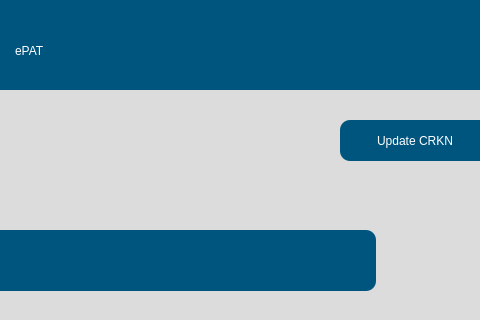
Qt form src/user_interface/english_settingsPage.ui (eppenney/eBook-Perpetual-Access-Rights-Tracker) before a commit; both pictures show x 525 to 1005 and y 0 to 320 of the 1183 by 877 pixel window.
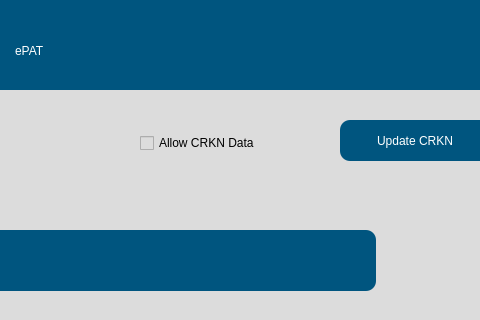
The same form after that commit. Icons and pictures are not drawn.

Commit message: Added allow_crkn tickbox, and adjusted settings_manager function for allow_crkn to correct naming difference

Diff of the .ui file:
```diff
--- a/src/user_interface/english_settingsPage.ui
+++ b/src/user_interface/english_settingsPage.ui
@@ -486,6 +486,23 @@
 }</string>
     </property>
    </widget>
+   <widget class="QCheckBox" name="allowCRKNData">
+    <property name="geometry">
+        <rect>
+            <x>675</x>
+            <y>128</y>
+            <width>200</width>
+            <height>30</height>
+        </rect>
+    </property>
+    <property name="styleSheet">
+        <string notr="true">font: 75 14pt "Arial";</string>
+    </property>
+    <property name="text">
+        <string>Allow CRKN Data</string>
+    </property>
+</widget>
+
   </widget>
  </widget>
  <resources/>
```
The commit also changes 2 other files.
